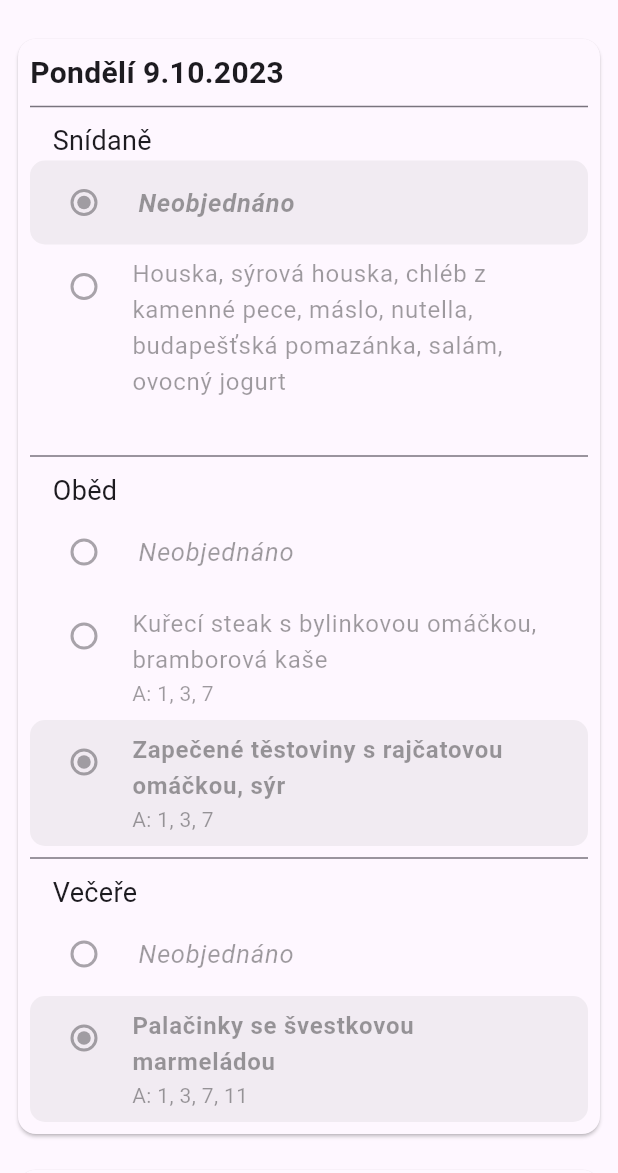
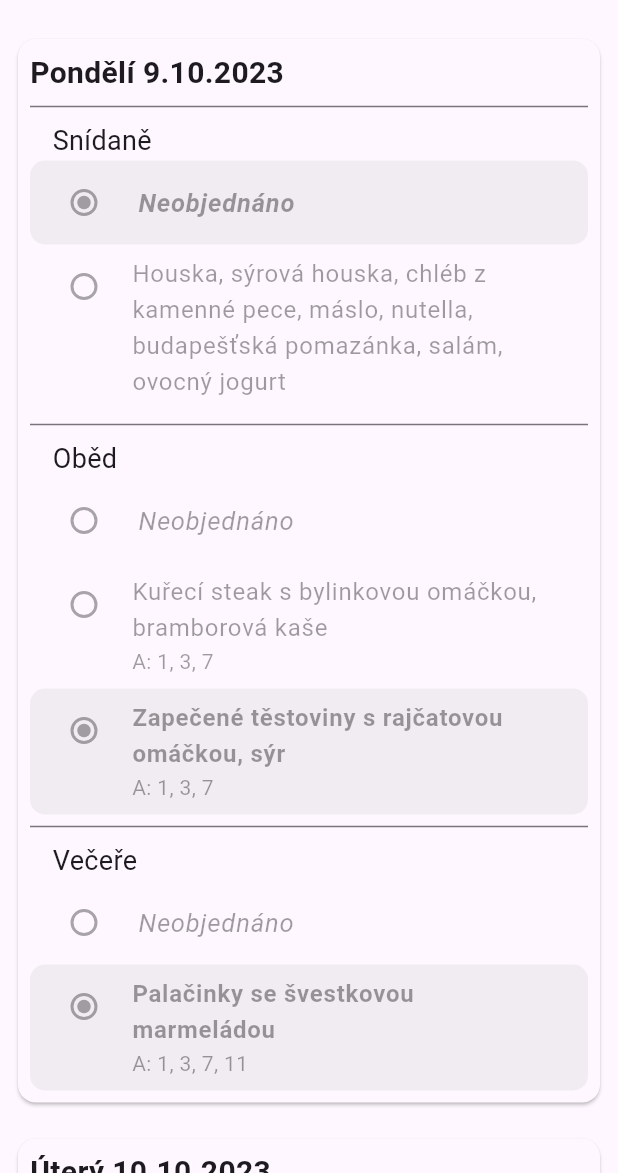
Before and after one commit to DavidCZ2051/stravovani_app, a Flutter app: the screen it shows after launch, on a phone screen of 412 x 824 dp, the part 63-1236 px from its top. Run offline on Flutter 3.47's test engine with Material 2 defaults, Android fonts, the phone set to English and light mode, and no system bars; our stand-ins replace go_router; missing offline and left inert: nfc_host_card_emulation.

Commit message:
Minor UI fix

```diff
--- a/lib/routes/menu.dart
+++ b/lib/routes/menu.dart
@@ -201,7 +201,10 @@ class _DayWidgetState extends State<DayWidget> {
                                 )
                               : null,
                         ),
-                        subtitle: Text(food.allergensString),
+                        // TODO: Color unwanted allergens
+                        subtitle: food.allergens == null
+                            ? Container()
+                            : Text(food.allergensString),
                         isThreeLine: true,
                         secondary:
                             food.containsUsersUnwantedAllergens(globals.user)
```
